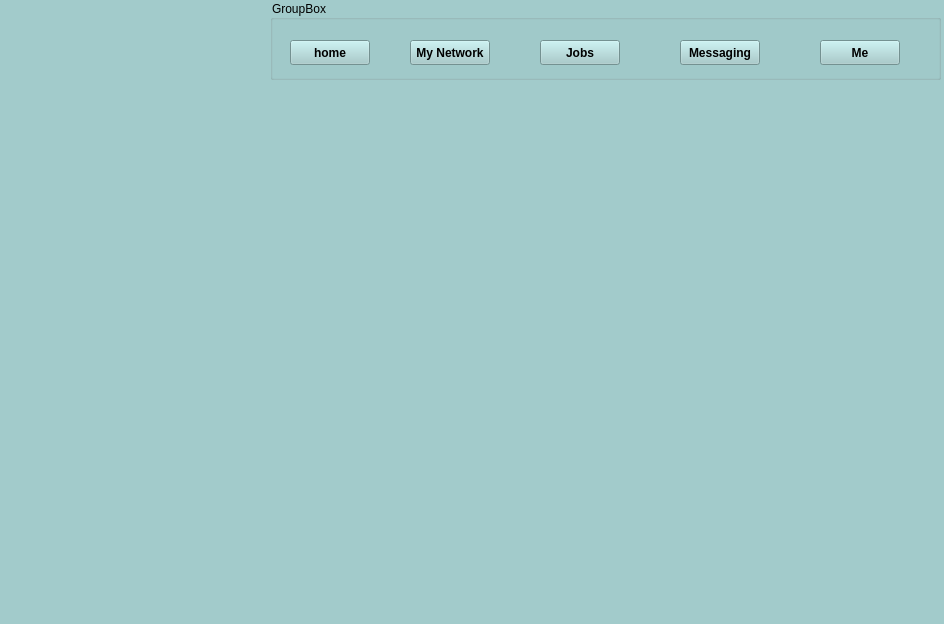
First picture: the form in home.ui, repository M20v05J/final-project, before the edit.
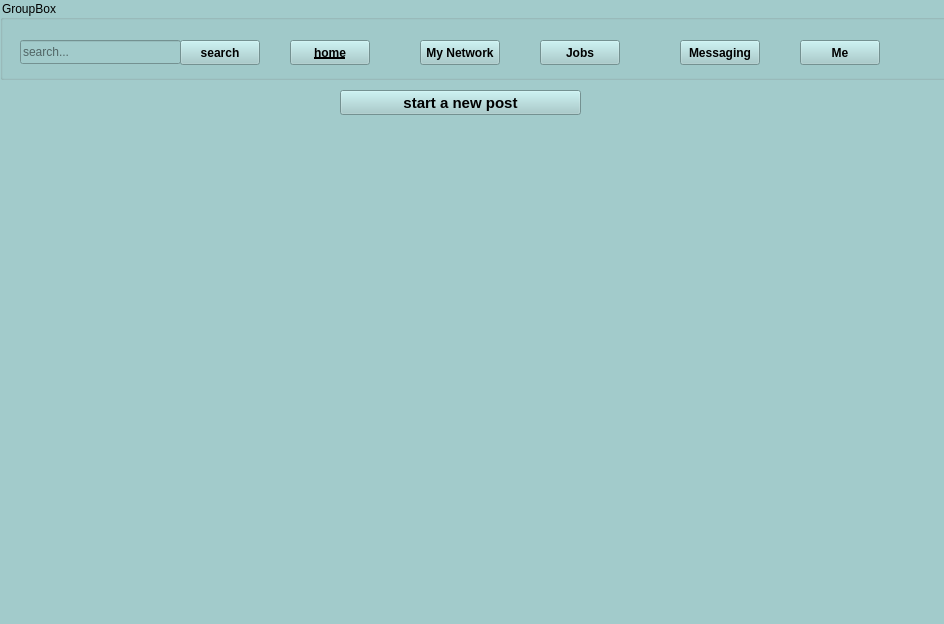
Second picture: the form after the edit.

```diff
--- a/home.ui
+++ b/home.ui
@@ -21,9 +21,9 @@
    <widget class="QGroupBox" name="groupBox">
     <property name="geometry">
      <rect>
-      <x>270</x>
+      <x>0</x>
       <y>0</y>
-      <width>671</width>
+      <width>961</width>
       <height>80</height>
      </rect>
     </property>
@@ -33,7 +33,7 @@
     <widget class="QPushButton" name="homePushButton">
      <property name="geometry">
       <rect>
-       <x>20</x>
+       <x>290</x>
        <y>40</y>
        <width>80</width>
        <height>25</height>
@@ -43,6 +43,7 @@
       <font>
        <weight>75</weight>
        <bold>true</bold>
+       <underline>true</underline>
       </font>
      </property>
      <property name="text">
@@ -52,7 +53,7 @@
     <widget class="QPushButton" name="pushButton_2">
      <property name="geometry">
       <rect>
-       <x>140</x>
+       <x>420</x>
        <y>40</y>
        <width>80</width>
        <height>25</height>
@@ -72,7 +73,7 @@
     <widget class="QPushButton" name="pushButton_3">
      <property name="geometry">
       <rect>
-       <x>270</x>
+       <x>540</x>
        <y>40</y>
        <width>80</width>
        <height>25</height>
@@ -91,7 +92,7 @@
     <widget class="QPushButton" name="pushButton_4">
      <property name="geometry">
       <rect>
-       <x>410</x>
+       <x>680</x>
        <y>40</y>
        <width>80</width>
        <height>25</height>
@@ -110,7 +111,7 @@
     <widget class="QPushButton" name="pushButton_5">
      <property name="geometry">
       <rect>
-       <x>550</x>
+       <x>800</x>
        <y>40</y>
        <width>80</width>
        <height>25</height>
@@ -126,17 +127,68 @@
       <string>Me</string>
      </property>
     </widget>
+    <widget class="QLineEdit" name="lineEdit">
+     <property name="geometry">
+      <rect>
+       <x>20</x>
+       <y>40</y>
+       <width>161</width>
+       <height>24</height>
+      </rect>
+     </property>
+     <property name="styleSheet">
+      <string notr="true"/>
+     </property>
+     <property name="inputMask">
+      <string/>
+     </property>
+     <property name="text">
+      <string/>
+     </property>
+     <property name="placeholderText">
+      <string>search...</string>
+     </property>
+    </widget>
+    <widget class="QPushButton" name="pushButton">
+     <property name="geometry">
+      <rect>
+       <x>180</x>
+       <y>40</y>
+       <width>80</width>
+       <height>25</height>
+      </rect>
+     </property>
+     <property name="font">
+      <font>
+       <weight>75</weight>
+       <bold>true</bold>
+      </font>
+     </property>
+     <property name="text">
+      <string>search</string>
+     </property>
+    </widget>
    </widget>
-  </widget>
-  <widget class="QMenuBar" name="menubar">
-   <property name="geometry">
-    <rect>
-     <x>0</x>
-     <y>0</y>
-     <width>944</width>
-     <height>25</height>
-    </rect>
-   </property>
+   <widget class="QPushButton" name="pushButton_6">
+    <property name="geometry">
+     <rect>
+      <x>340</x>
+      <y>90</y>
+      <width>241</width>
+      <height>25</height>
+     </rect>
+    </property>
+    <property name="font">
+     <font>
+      <pointsize>11</pointsize>
+      <weight>75</weight>
+      <bold>true</bold>
+     </font>
+    </property>
+    <property name="text">
+     <string>start a new post</string>
+    </property>
+   </widget>
   </widget>
   <widget class="QStatusBar" name="statusbar"/>
  </widget>
```
